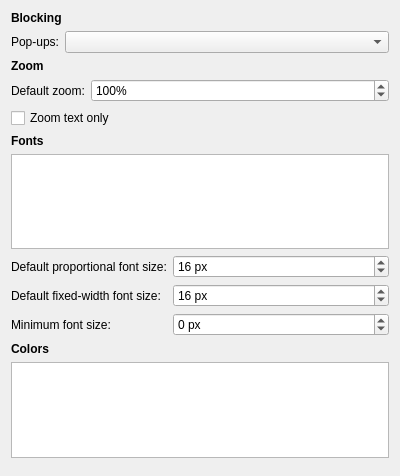
First picture: the form in src/modules/windows/preferences/ContentPreferencesPage.ui, repository OtterBrowser/otter-browser, before the edit.
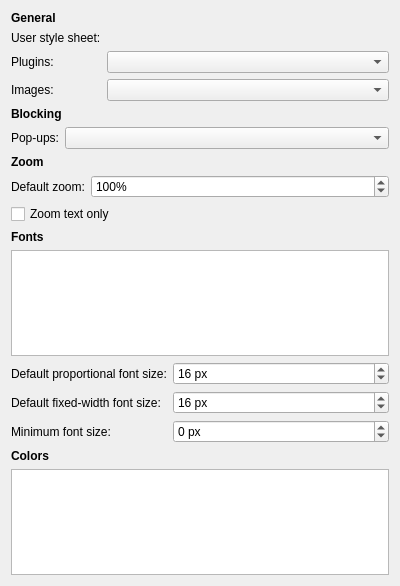
Second picture: the form after the edit. Custom widgets are drawn as their Qt base class.

Commit message: Eliminate JavaScriptPreferencesDialog

Patch:
```diff
--- a/src/modules/windows/preferences/ContentPreferencesPage.ui
+++ b/src/modules/windows/preferences/ContentPreferencesPage.ui
@@ -7,10 +7,66 @@
     <x>0</x>
     <y>0</y>
     <width>400</width>
-    <height>476</height>
+    <height>586</height>
    </rect>
   </property>
   <layout class="QVBoxLayout" name="verticalLayout">
+   <item>
+    <widget class="QLabel" name="contentGeneralHeader">
+     <property name="font">
+      <font>
+       <weight>75</weight>
+       <bold>true</bold>
+      </font>
+     </property>
+     <property name="text">
+      <string>General</string>
+     </property>
+    </widget>
+   </item>
+   <item>
+    <layout class="QFormLayout" name="contentGeneralLayout">
+     <item row="0" column="0">
+      <widget class="QLabel" name="userStyleSheetWidget">
+       <property name="text">
+        <string>User style sheet:</string>
+       </property>
+       <property name="buddy">
+        <cstring>userStyleSheetFilePathWidget</cstring>
+       </property>
+      </widget>
+     </item>
+     <item row="0" column="1">
+      <widget class="Otter::FilePathWidget" name="userStyleSheetFilePathWidget" native="true"/>
+     </item>
+     <item row="2" column="0">
+      <widget class="QLabel" name="enableImagesLabel">
+       <property name="text">
+        <string>Images:</string>
+       </property>
+       <property name="buddy">
+        <cstring>enableImagesComboBox</cstring>
+       </property>
+      </widget>
+     </item>
+     <item row="2" column="1">
+      <widget class="QComboBox" name="enableImagesComboBox"/>
+     </item>
+     <item row="1" column="0">
+      <widget class="QLabel" name="enablePluginsLabel">
+       <property name="text">
+        <string>Plugins:</string>
+       </property>
+       <property name="buddy">
+        <cstring>enablePluginsComboBox</cstring>
+       </property>
+      </widget>
+     </item>
+     <item row="1" column="1">
+      <widget class="QComboBox" name="enablePluginsComboBox"/>
+     </item>
+    </layout>
+   </item>
    <item>
     <widget class="QLabel" name="blockingHeader">
      <property name="font">
@@ -257,6 +313,12 @@
      <property name="orientation">
       <enum>Qt::Vertical</enum>
      </property>
+     <property name="sizeHint" stdset="0">
+      <size>
+       <width>0</width>
+       <height>0</height>
+      </size>
+     </property>
     </spacer>
    </item>
   </layout>
@@ -267,6 +329,12 @@
    <extends>QTreeView</extends>
    <header>src/ui/ItemViewWidget.h</header>
   </customwidget>
+  <customwidget>
+   <class>Otter::FilePathWidget</class>
+   <extends>QWidget</extends>
+   <header>src/ui/FilePathWidget.h</header>
+   <container>1</container>
+  </customwidget>
  </customwidgets>
  <tabstops>
   <tabstop>popupsComboBox</tabstop>
```
The commit also changes 8 other files.
